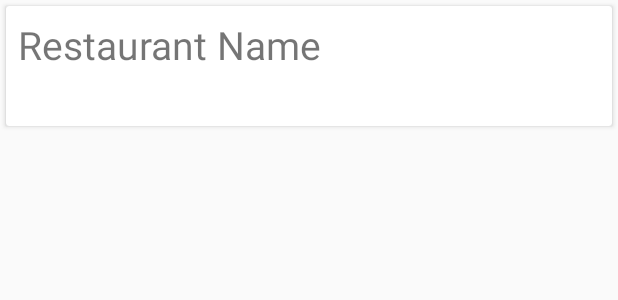
After one commit to avinashbarfa/SymbiOrder, an Android app: the layout restaurant_list.xml on its own in the app's theme, with its tools: preview values and no code run, on a phone screen of 412 x 824 dp. The commit adds this screen. Shown: the top 300 px of the screen. Run offline under Robolectric (Android 15) with nearby library versions, the phone set to English and light mode, and no system bars; network calls fail.

Commit message:
Created Restaurant Recycler view to display list of the restaurants from which you can order food

```diff
--- a/app/build.gradle
+++ b/app/build.gradle
@@ -25,4 +25,9 @@ dependencies {
     testImplementation 'junit:junit:4.12'
     androidTestImplementation 'com.android.support.test:runner:1.0.2'
     androidTestImplementation 'com.android.support.test.espresso:espresso-core:3.0.2'
+    implementation 'com.android.support:cardview-v7:26.1.0'
+    //for cards view
+    implementation 'com.android.support:recyclerview-v7:26.1.0'
+    compile 'com.android.volley:volley:1.1.0'
+
 }
--- a/app/src/main/AndroidManifest.xml
+++ b/app/src/main/AndroidManifest.xml
@@ -1,7 +1,7 @@
 <?xml version="1.0" encoding="utf-8"?>
 <manifest xmlns:android="http://schemas.android.com/apk/res/android"
     package="com.avinashbarfa.symbiorder">
-
+    <uses-permission android:name="android.permission.INTERNET" />
     <application
         android:allowBackup="true"
         android:icon="@mipmap/ic_launcher"
@@ -9,7 +9,8 @@
         android:roundIcon="@mipmap/ic_launcher_round"
         android:supportsRtl="true"
         android:theme="@style/AppTheme">
-        <activity android:name=".MainActivity">
+        <activity android:name=".MainActivity"
+                  android:label="@string/MainActivity_Title">
             <intent-filter>
                 <action android:name="android.intent.action.MAIN" />
 
--- /dev/null
+++ b/app/src/main/res/layout/activity_splash.xml
@@ -0,0 +1,6 @@
+<?xml version="1.0" encoding="utf-8"?>
+<android.support.constraint.ConstraintLayout
+    xmlns:android="http://schemas.android.com/apk/res/android" android:layout_width="match_parent"
+    android:layout_height="match_parent">
+
+</android.support.constraint.ConstraintLayout>
--- /dev/null
+++ b/app/src/main/res/layout/restaurant_list.xml
@@ -0,0 +1,32 @@
+<?xml version="1.0" encoding="utf-8"?>
+<LinearLayout
+    xmlns:android="http://schemas.android.com/apk/res/android"
+    android:layout_width="match_parent"
+    android:layout_height="wrap_content"
+    android:orientation="vertical">
+
+    <android.support.v7.widget.CardView
+        android:layout_width="match_parent"
+        android:layout_height="wrap_content"
+        android:layout_margin="4dp">
+
+        <LinearLayout
+            android:id="@+id/categoryLayout"
+            android:layout_width="match_parent"
+            android:layout_height="wrap_content"
+            android:orientation="horizontal">
+
+
+            <TextView
+                android:id="@+id/restaurant_name"
+                android:layout_width="match_parent"
+                android:layout_height="64dp"
+                android:layout_margin="8dp"
+                android:text="Restaurant Name"
+                android:textSize="26sp" />
+
+        </LinearLayout>
+
+    </android.support.v7.widget.CardView>
+
+</LinearLayout>
--- a/app/src/main/res/values/strings.xml
+++ b/app/src/main/res/values/strings.xml
@@ -1,3 +1,4 @@
 <resources>
     <string name="app_name">SymbiOrder</string>
+    <string name="MainActivity_Title">Order From</string>
 </resources>
```
Also changed, not shown: app/src/main/java/SplashActivity.java (added, +40 -0 lines), app/src/main/java/com/avinashbarfa/symbiorder/Adapters/RestaurantAdapter.java (added, +58 -0 lines), app/src/main/java/com/avinashbarfa/symbiorder/DataBean/RestaurantData.java (added, +31 -0 lines), app/src/main/java/com/avinashbarfa/symbiorder/MainActivity.java (+77 -0 lines), app/src/main/res/layout/activity_main.xml (+10 -8 lines).
